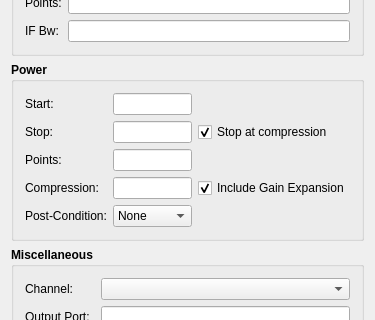
Terrabits/PACompressionTest, file Application/mainwindow.ui: the form before one commit; both pictures show x 0 to 375 and y 106 to 426 of the 375 by 566 pixel window.
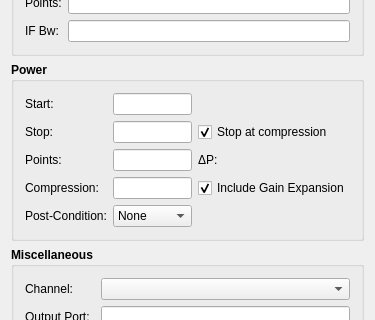
The form after the commit. Icons and pictures are not drawn. Custom widgets are drawn as their Qt base class.

Commit message: Added a power spacing label for reference. Updates from MainWindow::updatePowerSpacing, connected to the start power, stop power and power points widgets -> *changed() signals.

Patch:
```diff
--- a/Application/mainwindow.ui
+++ b/Application/mainwindow.ui
@@ -348,6 +348,47 @@
                 </property>
                </widget>
               </item>
+              <item row="2" column="2">
+               <widget class="QWidget" name="powerSpacingWidget" native="true">
+                <layout class="QHBoxLayout" name="horizontalLayout" stretch="0,1">
+                 <property name="leftMargin">
+                  <number>0</number>
+                 </property>
+                 <property name="topMargin">
+                  <number>0</number>
+                 </property>
+                 <property name="bottomMargin">
+                  <number>0</number>
+                 </property>
+                 <item>
+                  <widget class="QLabel" name="powerSpacingLabel">
+                   <property name="font">
+                    <font>
+                     <weight>50</weight>
+                     <bold>false</bold>
+                    </font>
+                   </property>
+                   <property name="text">
+                    <string>ΔP:</string>
+                   </property>
+                  </widget>
+                 </item>
+                 <item>
+                  <widget class="QLabel" name="powerSpacing">
+                   <property name="font">
+                    <font>
+                     <weight>50</weight>
+                     <bold>false</bold>
+                    </font>
+                   </property>
+                   <property name="text">
+                    <string/>
+                   </property>
+                  </widget>
+                 </item>
+                </layout>
+               </widget>
+              </item>
              </layout>
             </widget>
            </item>
```
The commit also changes 2 other files.
